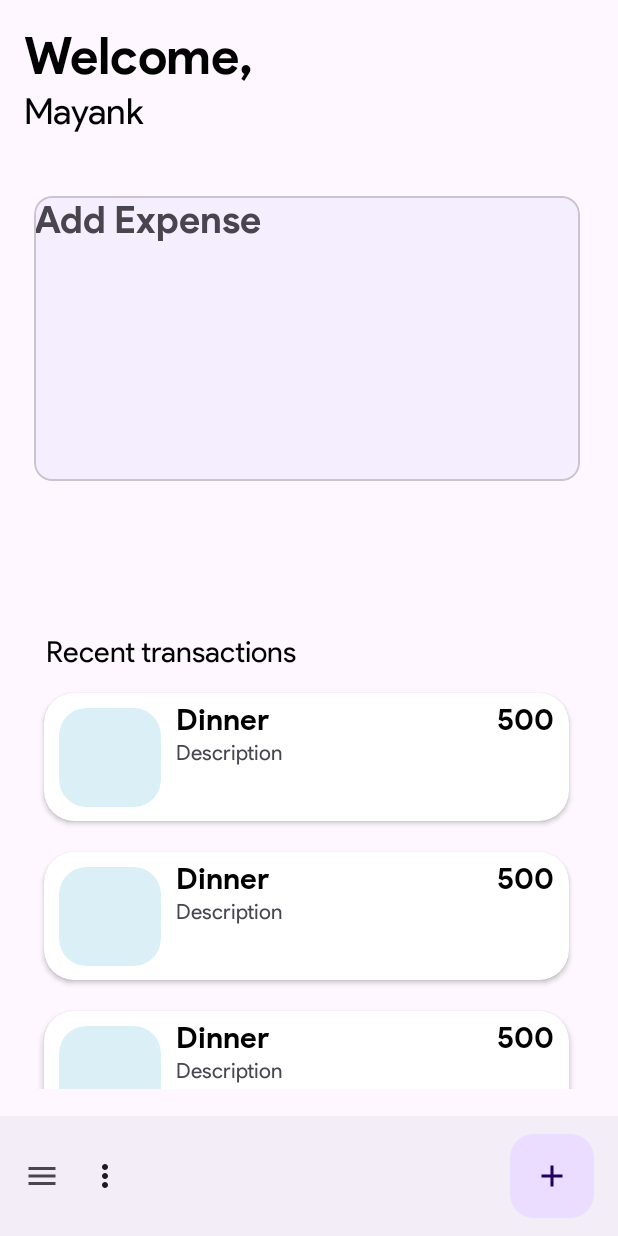
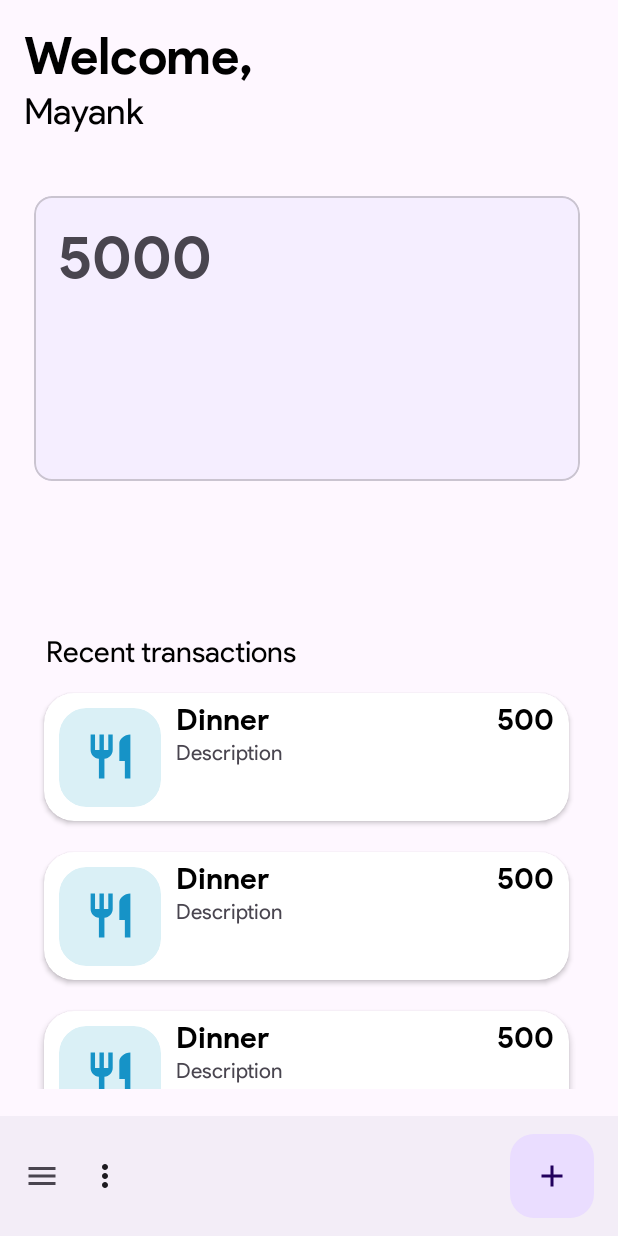
Before and after one commit to mayankk25/Budget-Tracker, an Android app: the layout main_fragment.xml on its own in the app's theme, with its tools: preview values and no code run, on a phone screen of 412 x 824 dp. Run offline under Robolectric (Android 15) with nearby library versions, the phone set to English and light mode, and no system bars.

Commit message:
Custom colors for recycler view items

```diff
--- a/app/src/main/java/com/example/budgettracker/MainFragment.kt
+++ b/app/src/main/java/com/example/budgettracker/MainFragment.kt
@@ -78,7 +78,8 @@ class MainFragment: Fragment() {
                         }
                     }
                     binding.totalExpenseAmount.text = total.toString()
-                    binding.budgetList.adapter = ExpenseAdapter(expenseList)
+                    binding.budgetList.adapter =
+                        context?.let { it1 -> ExpenseAdapter(expenseList, it1) }
                 }
             }
             .addOnFailureListener {
--- /dev/null
+++ b/app/src/main/res/drawable/ic_baseline_entertainment_24.xml
@@ -0,0 +1,5 @@
+<vector android:height="24dp" android:tint="#000000"
+    android:viewportHeight="24" android:viewportWidth="24"
+    android:width="24dp" xmlns:android="http://schemas.android.com/apk/res/android">
+    <path android:fillColor="@android:color/white" android:pathData="M14,3c0,-1.1 0.9,-2 2,-2s2,0.9 2,2c0,1.1 -0.9,2 -2,2S14,4.1 14,3zM21.4,20.09c-0.23,-0.05 -0.46,0.02 -0.64,0.17c-0.69,0.6 -1.64,0.88 -2.6,0.67L17,20.69l-1,-6.19l-3.32,-2.67l1.8,-2.89C15.63,10.78 17.68,12 20,12v-2c-1.85,0 -3.44,-1.12 -4.13,-2.72l-0.52,-1.21C15.16,5.64 14.61,5 13.7,5H8L5.5,9l1.7,1.06L9.1,7h2.35l-2.51,3.99c-0.28,0.45 -0.37,1 -0.25,1.52L9.5,16L6,18.35l-0.47,-0.1c-0.96,-0.2 -1.71,-0.85 -2.1,-1.67c-0.1,-0.21 -0.28,-0.37 -0.51,-0.42c-0.43,-0.09 -0.82,0.2 -0.9,0.58C1.98,16.88 2,17.05 2.07,17.2c0.58,1.24 1.71,2.2 3.15,2.51l12.63,2.69c1.44,0.31 2.86,-0.11 3.9,-1.01c0.13,-0.11 0.21,-0.26 0.24,-0.41C22.06,20.6 21.83,20.18 21.4,20.09zM8.73,18.93l3.02,-2.03l-0.44,-3.32l2.84,2.02l0.75,4.64L8.73,18.93z"/>
+</vector>
--- /dev/null
+++ b/app/src/main/res/drawable/ic_baseline_restaurant_24.xml
@@ -0,0 +1,5 @@
+<vector android:height="24dp" android:tint="#1693C7"
+    android:viewportHeight="24" android:viewportWidth="24"
+    android:width="24dp" xmlns:android="http://schemas.android.com/apk/res/android">
+    <path android:fillColor="@android:color/white" android:pathData="M11,9L9,9L9,2L7,2v7L5,9L5,2L3,2v7c0,2.12 1.66,3.84 3.75,3.97L6.75,22h2.5v-9.03C11.34,12.84 13,11.12 13,9L13,2h-2v7zM16,6v8h2.5v8L21,22L21,2c-2.76,0 -5,2.24 -5,4z"/>
+</vector>
--- /dev/null
+++ b/app/src/main/res/drawable/ic_round_add_circle_24.xml
@@ -0,0 +1,5 @@
+<vector android:height="24dp" android:tint="#000000"
+    android:viewportHeight="24" android:viewportWidth="24"
+    android:width="24dp" xmlns:android="http://schemas.android.com/apk/res/android">
+    <path android:fillColor="@android:color/white" android:pathData="M12,2C6.48,2 2,6.48 2,12s4.48,10 10,10 10,-4.48 10,-10S17.52,2 12,2zM16,13h-3v3c0,0.55 -0.45,1 -1,1s-1,-0.45 -1,-1v-3L8,13c-0.55,0 -1,-0.45 -1,-1s0.45,-1 1,-1h3L11,8c0,-0.55 0.45,-1 1,-1s1,0.45 1,1v3h3c0.55,0 1,0.45 1,1s-0.45,1 -1,1z"/>
+</vector>
--- /dev/null
+++ b/app/src/main/res/drawable/ic_round_directions_car_24.xml
@@ -0,0 +1,5 @@
+<vector android:height="24dp" android:tint="#EA5325"
+    android:viewportHeight="24" android:viewportWidth="24"
+    android:width="24dp" xmlns:android="http://schemas.android.com/apk/res/android">
+    <path android:fillColor="@android:color/white" android:pathData="M18.92,6.01C18.72,5.42 18.16,5 17.5,5h-11c-0.66,0 -1.21,0.42 -1.42,1.01l-1.97,5.67c-0.07,0.21 -0.11,0.43 -0.11,0.66v7.16c0,0.83 0.67,1.5 1.5,1.5S6,20.33 6,19.5L6,19h12v0.5c0,0.82 0.67,1.5 1.5,1.5 0.82,0 1.5,-0.67 1.5,-1.5v-7.16c0,-0.22 -0.04,-0.45 -0.11,-0.66l-1.97,-5.67zM6.5,16c-0.83,0 -1.5,-0.67 -1.5,-1.5S5.67,13 6.5,13s1.5,0.67 1.5,1.5S7.33,16 6.5,16zM17.5,16c-0.83,0 -1.5,-0.67 -1.5,-1.5s0.67,-1.5 1.5,-1.5 1.5,0.67 1.5,1.5 -0.67,1.5 -1.5,1.5zM5,11l1.27,-3.82c0.14,-0.4 0.52,-0.68 0.95,-0.68h9.56c0.43,0 0.81,0.28 0.95,0.68L19,11L5,11z"/>
+</vector>
--- /dev/null
+++ b/app/src/main/res/drawable/ic_round_directions_transportation_24.xml
@@ -0,0 +1,5 @@
+<vector android:height="24dp" android:tint="#000000"
+    android:viewportHeight="24" android:viewportWidth="24"
+    android:width="24dp" xmlns:android="http://schemas.android.com/apk/res/android">
+    <path android:fillColor="@android:color/white" android:pathData="M18.92,6.01C18.72,5.42 18.16,5 17.5,5h-11c-0.66,0 -1.21,0.42 -1.42,1.01l-1.97,5.67c-0.07,0.21 -0.11,0.43 -0.11,0.66v7.16c0,0.83 0.67,1.5 1.5,1.5S6,20.33 6,19.5L6,19h12v0.5c0,0.82 0.67,1.5 1.5,1.5 0.82,0 1.5,-0.67 1.5,-1.5v-7.16c0,-0.22 -0.04,-0.45 -0.11,-0.66l-1.97,-5.67zM6.5,16c-0.83,0 -1.5,-0.67 -1.5,-1.5S5.67,13 6.5,13s1.5,0.67 1.5,1.5S7.33,16 6.5,16zM17.5,16c-0.83,0 -1.5,-0.67 -1.5,-1.5s0.67,-1.5 1.5,-1.5 1.5,0.67 1.5,1.5 -0.67,1.5 -1.5,1.5zM5,11l1.27,-3.82c0.14,-0.4 0.52,-0.68 0.95,-0.68h9.56c0.43,0 0.81,0.28 0.95,0.68L19,11L5,11z"/>
+</vector>
--- /dev/null
+++ b/app/src/main/res/drawable/ic_round_health_and_safety_24.xml
@@ -0,0 +1,5 @@
+<vector android:height="24dp" android:tint="#000000"
+    android:viewportHeight="24" android:viewportWidth="24"
+    android:width="24dp" xmlns:android="http://schemas.android.com/apk/res/android">
+    <path android:fillColor="@android:color/white" android:pathData="M10.5,13h-1C8.67,13 8,12.33 8,11.5v0C8,10.67 8.67,10 9.5,10h1V9c0,-0.83 0.67,-1.5 1.5,-1.5h0c0.83,0 1.5,0.67 1.5,1.5v1h1c0.83,0 1.5,0.67 1.5,1.5v0c0,0.83 -0.67,1.5 -1.5,1.5h-1v1c0,0.83 -0.67,1.5 -1.5,1.5h0c-0.83,0 -1.5,-0.67 -1.5,-1.5V13zM11.3,2.26l-6,2.25C4.52,4.81 4,5.55 4,6.39v4.7c0,5.05 3.41,9.76 8,10.91c4.59,-1.15 8,-5.86 8,-10.91v-4.7c0,-0.83 -0.52,-1.58 -1.3,-1.87l-6,-2.25C12.25,2.09 11.75,2.09 11.3,2.26z"/>
+</vector>
--- /dev/null
+++ b/app/src/main/res/drawable/ic_round_local_dining_24.xml
@@ -0,0 +1,5 @@
+<vector android:height="24dp" android:tint="#000000"
+    android:viewportHeight="24" android:viewportWidth="24"
+    android:width="24dp" xmlns:android="http://schemas.android.com/apk/res/android">
+    <path android:fillColor="@android:color/white" android:pathData="M8.1,13.34l2.83,-2.83 -6.19,-6.18c-0.48,-0.48 -1.31,-0.35 -1.61,0.27 -0.71,1.49 -0.45,3.32 0.78,4.56l4.19,4.18zM14.88,11.53c1.53,0.71 3.68,0.21 5.27,-1.38 1.91,-1.91 2.28,-4.65 0.81,-6.12 -1.46,-1.46 -4.2,-1.1 -6.12,0.81 -1.59,1.59 -2.09,3.74 -1.38,5.27l-9.05,9.05c-0.39,0.39 -0.39,1.02 0,1.41 0.39,0.39 1.02,0.39 1.41,0L12,14.41l6.18,6.18c0.39,0.39 1.02,0.39 1.41,0 0.39,-0.39 0.39,-1.02 0,-1.41L13.41,13l1.47,-1.47z"/>
+</vector>
--- /dev/null
+++ b/app/src/main/res/drawable/ic_round_school_24.xml
@@ -0,0 +1,5 @@
+<vector android:height="24dp" android:tint="#000000"
+    android:viewportHeight="24" android:viewportWidth="24"
+    android:width="24dp" xmlns:android="http://schemas.android.com/apk/res/android">
+    <path android:fillColor="@android:color/white" android:pathData="M5,13.18v2.81c0,0.73 0.4,1.41 1.04,1.76l5,2.73c0.6,0.33 1.32,0.33 1.92,0l5,-2.73c0.64,-0.35 1.04,-1.03 1.04,-1.76v-2.81l-6.04,3.3c-0.6,0.33 -1.32,0.33 -1.92,0L5,13.18zM11.04,3.52l-8.43,4.6c-0.69,0.38 -0.69,1.38 0,1.76l8.43,4.6c0.6,0.33 1.32,0.33 1.92,0L21,10.09L21,16c0,0.55 0.45,1 1,1s1,-0.45 1,-1L23,9.59c0,-0.37 -0.2,-0.7 -0.52,-0.88l-9.52,-5.19c-0.6,-0.32 -1.32,-0.32 -1.92,0z"/>
+</vector>
--- /dev/null
+++ b/app/src/main/res/drawable/ic_round_self_development_24.xml
@@ -0,0 +1,5 @@
+<vector android:height="24dp" android:tint="#000000"
+    android:viewportHeight="24" android:viewportWidth="24"
+    android:width="24dp" xmlns:android="http://schemas.android.com/apk/res/android">
+    <path android:fillColor="@android:color/white" android:pathData="M12,12c2.21,0 4,-1.79 4,-4s-1.79,-4 -4,-4 -4,1.79 -4,4 1.79,4 4,4zM12,14c-2.67,0 -8,1.34 -8,4v1c0,0.55 0.45,1 1,1h14c0.55,0 1,-0.45 1,-1v-1c0,-2.66 -5.33,-4 -8,-4z"/>
+</vector>
--- a/app/src/main/res/layout/main_fragment.xml
+++ b/app/src/main/res/layout/main_fragment.xml
@@ -46,14 +46,13 @@
                     android:id="@+id/total_expense_amount"
                     android:layout_width="match_parent"
                     android:layout_height="match_parent"
-                    android:text="@string/add_expense"
                     android:fontFamily="@font/product_sans_bold"
-                    android:textSize="25dp">
+                    android:textSize="40dp"
+                    android:layout_margin="16dp"
+                    tools:text="5000">
 
                 </TextView>
             </LinearLayout>
-
-
         </com.google.android.material.card.MaterialCardView>
 
         <TextView
--- a/app/src/main/res/layout/text_item_view.xml
+++ b/app/src/main/res/layout/text_item_view.xml
@@ -25,6 +25,7 @@
         android:textAlignment="viewEnd">
 
         <androidx.cardview.widget.CardView
+            android:id="@+id/card_expense_icon"
             android:layout_width="68dp"
             android:layout_height="66dp"
             android:layout_margin="10dp"
@@ -33,6 +34,14 @@
             app:cardBackgroundColor="@color/light_blue"
             app:cardCornerRadius="18dp">
 
+            <ImageView
+                android:id="@+id/image_expense_icon"
+                android:layout_width="39dp"
+                android:layout_height="35dp"
+                android:layout_margin="14.5dp"
+                android:src="@drawable/ic_baseline_restaurant_24">
+
+            </ImageView>
         </androidx.cardview.widget.CardView>
 
         <LinearLayout
```
Also changed, not shown: app/src/main/java/com/example/budgettracker/ExpenseAdapter.kt (+47 -3 lines), app/src/main/res/values/colors.xml (+13 -1 lines).
